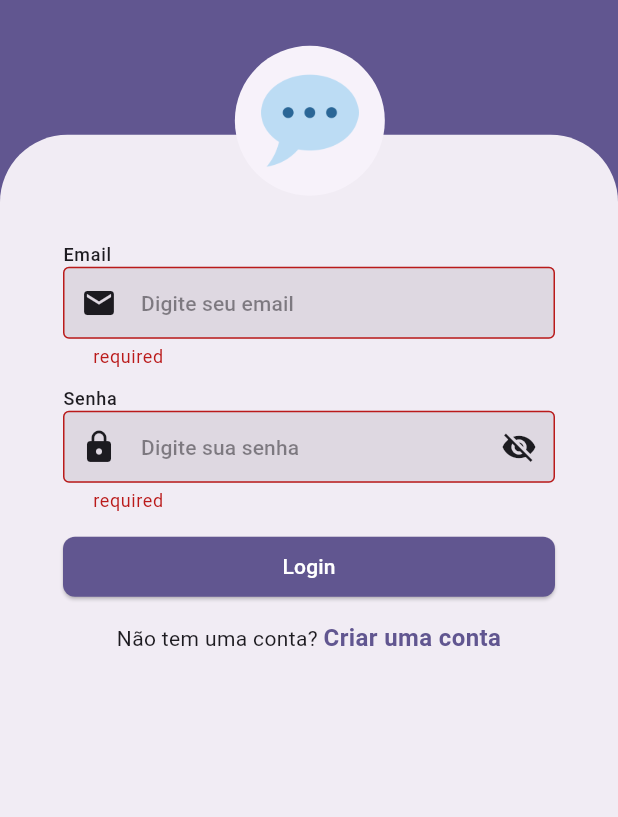
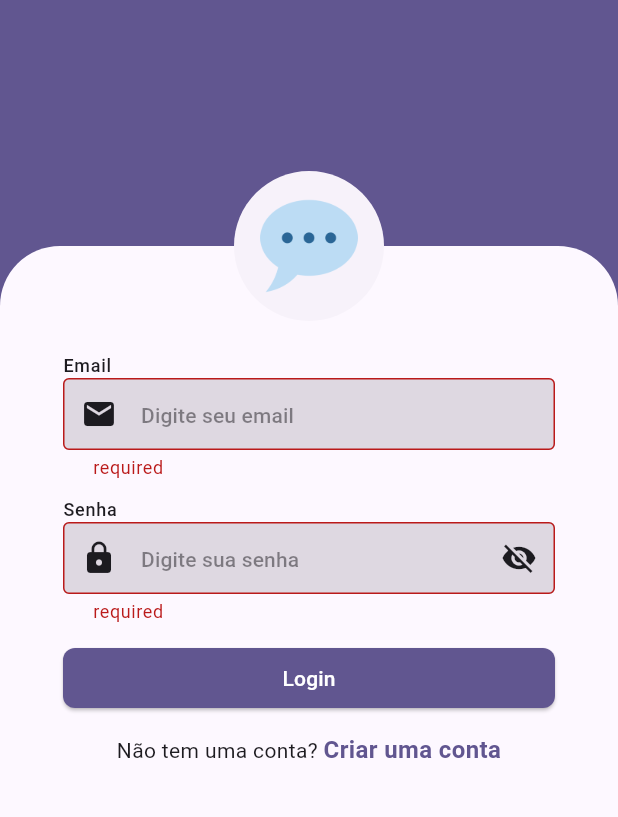
Before and after one commit to lluan4/push_notification, a Flutter app: the screen it shows after launch, after a tap on "Login", on a phone screen of 412 x 824 dp, the part 63-880 px from its top. Run offline on Flutter 3.47's test engine with Material 3 defaults, Android fonts, the phone set to English and light mode, and no system bars; drawn by our look-alikes of reactive_forms; our stand-ins replace firebase_auth, firebase_core, freezed_annotation, go_router; accounts and stored records are empty.

Commit message:
feat: Update LoginScreen layout to use Align and Container for improved design and positioning of LoginForm and LoginImage

```diff
--- a/lib/ui/login/widgets/login_form.dart
+++ b/lib/ui/login/widgets/login_form.dart
@@ -47,16 +47,7 @@ class _LoginFormState extends State<LoginForm> {
       );
     }
 
-    return Container(
-      decoration: BoxDecoration(
-        color: theme.colorScheme.surfaceContainer,
-        borderRadius: const BorderRadius.only(
-          topLeft: Radius.circular(45),
-          topRight: Radius.circular(45),
-        ),
-      ),
-      height: meadiaQuery.size.height * 0.84,
-      child: SingleChildScrollView(
+    return SingleChildScrollView(
       child: Padding(
         padding: const EdgeInsets.symmetric(
           horizontal: 42,
@@ -160,7 +151,6 @@ class _LoginFormState extends State<LoginForm> {
           ),
         ),
       ),
-      ),
     );
   }
 }
--- a/lib/ui/login/widgets/login_screen.dart
+++ b/lib/ui/login/widgets/login_screen.dart
@@ -32,25 +32,59 @@ class _LoginScreenState extends State<LoginScreen> {
           ),
         ),
       ),
-      body: Stack(
+      body: Align(
+        alignment: Alignment.bottomCenter,
+        child: Container(
+          height: meadiaQuery.size.height * 0.75,
+          decoration: BoxDecoration(
+            color: theme.colorScheme.surface,
+            borderRadius: const BorderRadius.only(
+              topLeft: Radius.circular(40),
+              topRight: Radius.circular(40),
+            ),
+          ),
+          child: Stack(
             clipBehavior: Clip.none,
             fit: StackFit.expand,
             children: [
               Positioned(
-            bottom: 0,
+                top: -50,
+                left: (meadiaQuery.size.width * 0.5) - 50,
+                child: const LoginImage(),
+              ),
+              Positioned(
+                top: 0,
                 left: 0,
                 right: 0,
                 child: LoginForm(
                   viewModel: widget.viewModel,
                 ),
               ),
-          Positioned(
-            top: meadiaQuery.size.height * 0.02,
-            left: meadiaQuery.size.width * 0.38,
-            child: const LoginImage(),
+            ],
           ),
-        ],
+        ),
       ),
     );
   }
 }
+
+
+//  body: Stack(
+//         clipBehavior: Clip.none,
+//         fit: StackFit.expand,
+//         children: [
+//           Positioned(
+//             bottom: 0,
+//             left: 0,
+//             right: 0,
+//             child: LoginForm(
+//               viewModel: widget.viewModel,
+//             ),
+//           ),
+//           Positioned(
+//             top: meadiaQuery.size.height * 0.02,
+//             left: meadiaQuery.size.width * 0.38,
+//             child: const LoginImage(),
+//           ),
+//         ],
+//       ),
```
Lines whose indentation alone changed are shown as unchanged.
